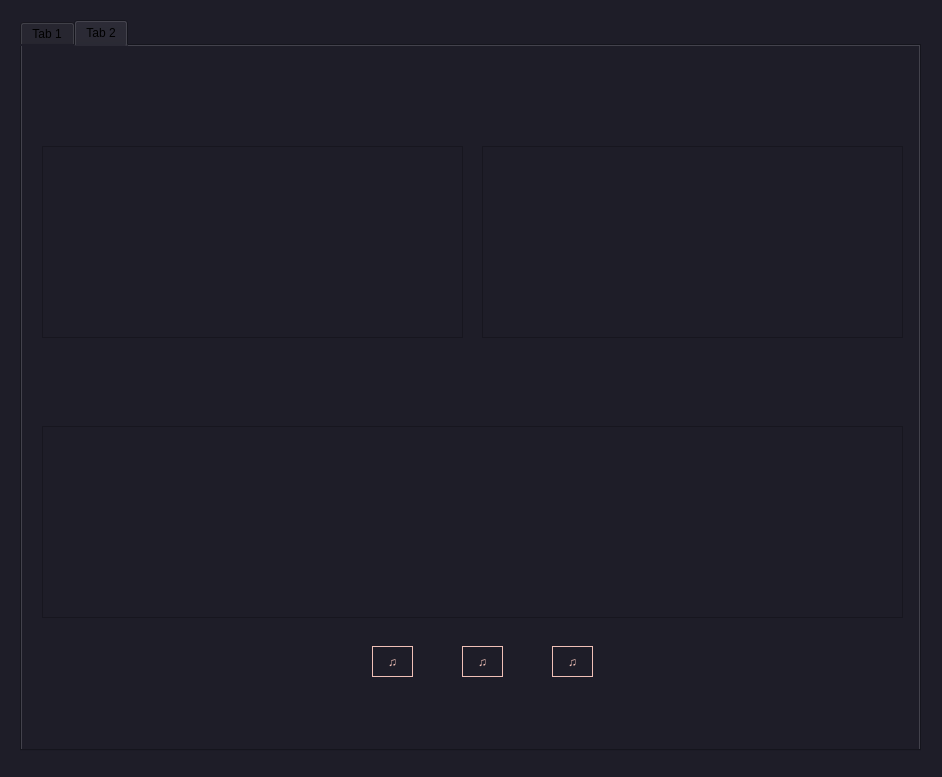
alaaosamaa/DSP-Task4, file ui.ui: the form before one commit.
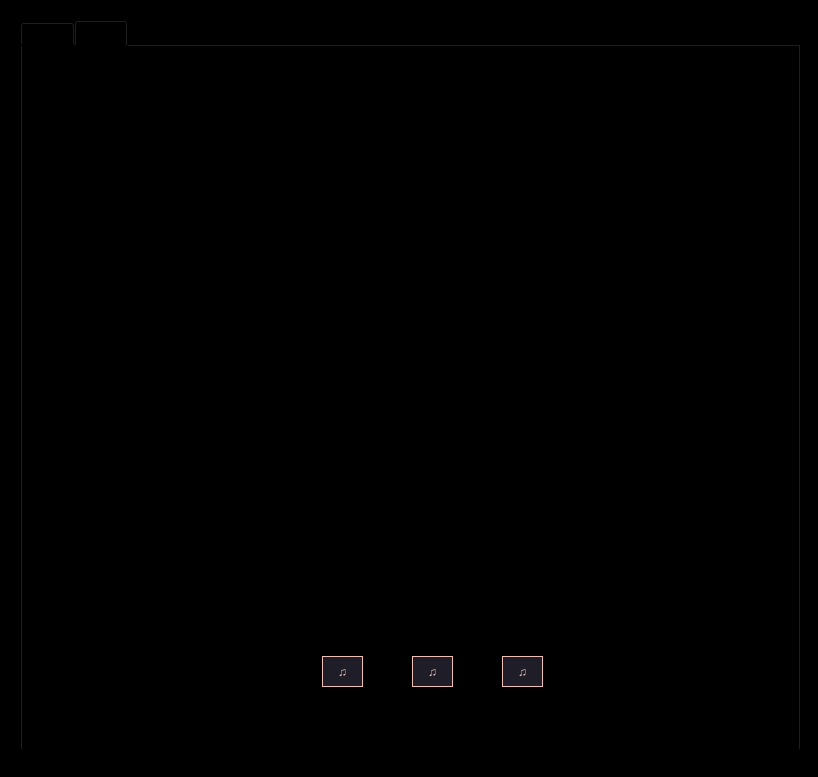
The form after the commit. The open tabs and pages were chosen to show the change. Custom widgets are drawn as their Qt base class.

What changed in the file:
```diff
--- a/ui.ui
+++ b/ui.ui
@@ -6,17 +6,430 @@
    <rect>
     <x>0</x>
     <y>0</y>
-    <width>942</width>
+    <width>818</width>
     <height>777</height>
    </rect>
   </property>
+  <property name="palette">
+   <palette>
+    <active>
+     <colorrole role="WindowText">
+      <brush brushstyle="SolidPattern">
+       <color alpha="255">
+        <red>255</red>
+        <green>255</green>
+        <blue>255</blue>
+       </color>
+      </brush>
+     </colorrole>
+     <colorrole role="Button">
+      <brush brushstyle="SolidPattern">
+       <color alpha="255">
+        <red>0</red>
+        <green>0</green>
+        <blue>0</blue>
+       </color>
+      </brush>
+     </colorrole>
+     <colorrole role="Light">
+      <brush brushstyle="SolidPattern">
+       <color alpha="255">
+        <red>0</red>
+        <green>0</green>
+        <blue>0</blue>
+       </color>
+      </brush>
+     </colorrole>
+     <colorrole role="Midlight">
+      <brush brushstyle="SolidPattern">
+       <color alpha="255">
+        <red>0</red>
+        <green>0</green>
+        <blue>0</blue>
+       </color>
+      </brush>
+     </colorrole>
+     <colorrole role="Dark">
+      <brush brushstyle="SolidPattern">
+       <color alpha="255">
+        <red>0</red>
+        <green>0</green>
+        <blue>0</blue>
+       </color>
+      </brush>
+     </colorrole>
+     <colorrole role="Mid">
+      <brush brushstyle="SolidPattern">
+       <color alpha="255">
+        <red>0</red>
+        <green>0</green>
+        <blue>0</blue>
+       </color>
+      </brush>
+     </colorrole>
+     <colorrole role="Text">
+      <brush brushstyle="SolidPattern">
+       <color alpha="255">
+        <red>255</red>
+        <green>255</green>
+        <blue>255</blue>
+       </color>
+      </brush>
+     </colorrole>
+     <colorrole role="BrightText">
+      <brush brushstyle="SolidPattern">
+       <color alpha="255">
+        <red>255</red>
+        <green>255</green>
+        <blue>255</blue>
+       </color>
+      </brush>
+     </colorrole>
+     <colorrole role="ButtonText">
+      <brush brushstyle="SolidPattern">
+       <color alpha="255">
+        <red>255</red>
+        <green>255</green>
+        <blue>255</blue>
+       </color>
+      </brush>
+     </colorrole>
+     <colorrole role="Base">
+      <brush brushstyle="SolidPattern">
+       <color alpha="255">
+        <red>0</red>
+        <green>0</green>
+        <blue>0</blue>
+       </color>
+      </brush>
+     </colorrole>
+     <colorrole role="Window">
+      <brush brushstyle="SolidPattern">
+       <color alpha="255">
+        <red>0</red>
+        <green>0</green>
+        <blue>0</blue>
+       </color>
+      </brush>
+     </colorrole>
+     <colorrole role="Shadow">
+      <brush brushstyle="SolidPattern">
+       <color alpha="255">
+        <red>0</red>
+        <green>0</green>
+        <blue>0</blue>
+       </color>
+      </brush>
+     </colorrole>
+     <colorrole role="AlternateBase">
+      <brush brushstyle="SolidPattern">
+       <color alpha="255">
+        <red>0</red>
+        <green>0</green>
+        <blue>0</blue>
+       </color>
+      </brush>
+     </colorrole>
+     <colorrole role="ToolTipBase">
+      <brush brushstyle="SolidPattern">
+       <color alpha="255">
+        <red>255</red>
+        <green>255</green>
+        <blue>220</blue>
+       </color>
+      </brush>
+     </colorrole>
+     <colorrole role="ToolTipText">
+      <brush brushstyle="SolidPattern">
+       <color alpha="255">
+        <red>0</red>
+        <green>0</green>
+        <blue>0</blue>
+       </color>
+      </brush>
+     </colorrole>
+    </active>
+    <inactive>
+     <colorrole role="WindowText">
+      <brush brushstyle="SolidPattern">
+       <color alpha="255">
+        <red>255</red>
+        <green>255</green>
+        <blue>255</blue>
+       </color>
+      </brush>
+     </colorrole>
+     <colorrole role="Button">
+      <brush brushstyle="SolidPattern">
+       <color alpha="255">
+        <red>0</red>
+        <green>0</green>
+        <blue>0</blue>
+       </color>
+      </brush>
+     </colorrole>
+     <colorrole role="Light">
+      <brush brushstyle="SolidPattern">
+       <color alpha="255">
+        <red>0</red>
+        <green>0</green>
+        <blue>0</blue>
+       </color>
+      </brush>
+     </colorrole>
+     <colorrole role="Midlight">
+      <brush brushstyle="SolidPattern">
+       <color alpha="255">
+        <red>0</red>
+        <green>0</green>
+        <blue>0</blue>
+       </color>
+      </brush>
+     </colorrole>
+     <colorrole role="Dark">
+      <brush brushstyle="SolidPattern">
+       <color alpha="255">
+        <red>0</red>
+        <green>0</green>
+        <blue>0</blue>
+       </color>
+      </brush>
+     </colorrole>
+     <colorrole role="Mid">
+      <brush brushstyle="SolidPattern">
+       <color alpha="255">
+        <red>0</red>
+        <green>0</green>
+        <blue>0</blue>
+       </color>
+      </brush>
+     </colorrole>
+     <colorrole role="Text">
+      <brush brushstyle="SolidPattern">
+       <color alpha="255">
+        <red>255</red>
+        <green>255</green>
+        <blue>255</blue>
+       </color>
+      </brush>
+     </colorrole>
+     <colorrole role="BrightText">
+      <brush brushstyle="SolidPattern">
+       <color alpha="255">
+        <red>255</red>
+        <green>255</green>
+        <blue>255</blue>
+       </color>
+      </brush>
+     </colorrole>
+     <colorrole role="ButtonText">
+      <brush brushstyle="SolidPattern">
+       <color alpha="255">
+        <red>255</red>
+        <green>255</green>
+        <blue>255</blue>
+       </color>
+      </brush>
+     </colorrole>
+     <colorrole role="Base">
+      <brush brushstyle="SolidPattern">
+       <color alpha="255">
+        <red>0</red>
+        <green>0</green>
+        <blue>0</blue>
+       </color>
+      </brush>
+     </colorrole>
+     <colorrole role="Window">
+      <brush brushstyle="SolidPattern">
+       <color alpha="255">
+        <red>0</red>
+        <green>0</green>
+        <blue>0</blue>
+       </color>
+      </brush>
+     </colorrole>
+     <colorrole role="Shadow">
+      <brush brushstyle="SolidPattern">
+       <color alpha="255">
+        <red>0</red>
+        <green>0</green>
+        <blue>0</blue>
+       </color>
+      </brush>
+     </colorrole>
+     <colorrole role="AlternateBase">
+      <brush brushstyle="SolidPattern">
+       <color alpha="255">
+        <red>0</red>
+        <green>0</green>
+        <blue>0</blue>
+       </color>
+      </brush>
+     </colorrole>
+     <colorrole role="ToolTipBase">
+      <brush brushstyle="SolidPattern">
+       <color alpha="255">
+        <red>255</red>
+        <green>255</green>
+        <blue>220</blue>
+       </color>
+      </brush>
+     </colorrole>
+     <colorrole role="ToolTipText">
+      <brush brushstyle="SolidPattern">
+       <color alpha="255">
+        <red>0</red>
+        <green>0</green>
+        <blue>0</blue>
+       </color>
+      </brush>
+     </colorrole>
+    </inactive>
+    <disabled>
+     <colorrole role="WindowText">
+      <brush brushstyle="SolidPattern">
+       <color alpha="255">
+        <red>0</red>
+        <green>0</green>
+        <blue>0</blue>
+       </color>
+      </brush>
+     </colorrole>
+     <colorrole role="Button">
+      <brush brushstyle="SolidPattern">
+       <color alpha="255">
+        <red>0</red>
+        <green>0</green>
+        <blue>0</blue>
+       </color>
+      </brush>
+     </colorrole>
+     <colorrole role="Light">
+      <brush brushstyle="SolidPattern">
+       <color alpha="255">
+        <red>0</red>
+        <green>0</green>
+        <blue>0</blue>
+       </color>
+      </brush>
+     </colorrole>
+     <colorrole role="Midlight">
+      <brush brushstyle="SolidPattern">
+       <color alpha="255">
+        <red>0</red>
+        <green>0</green>
+        <blue>0</blue>
+       </color>
+      </brush>
+     </colorrole>
+     <colorrole role="Dark">
+      <brush brushstyle="SolidPattern">
+       <color alpha="255">
+        <red>0</red>
+        <green>0</green>
+        <blue>0</blue>
+       </color>
+      </brush>
+     </colorrole>
+     <colorrole role="Mid">
+      <brush brushstyle="SolidPattern">
+       <color alpha="255">
+        <red>0</red>
+        <green>0</green>
+        <blue>0</blue>
+       </color>
+      </brush>
+     </colorrole>
+     <colorrole role="Text">
+      <brush brushstyle="SolidPattern">
+       <color alpha="255">
+        <red>0</red>
+        <green>0</green>
+        <blue>0</blue>
+       </color>
+      </brush>
+     </colorrole>
+     <colorrole role="BrightText">
+      <brush brushstyle="SolidPattern">
+       <color alpha="255">
+        <red>255</red>
+        <green>255</green>
+        <blue>255</blue>
+       </color>
+      </brush>
+     </colorrole>
+     <colorrole role="ButtonText">
+      <brush brushstyle="SolidPattern">
+       <color alpha="255">
+        <red>0</red>
+        <green>0</green>
+        <blue>0</blue>
+       </color>
+      </brush>
+     </colorrole>
+     <colorrole role="Base">
+      <brush brushstyle="SolidPattern">
+       <color alpha="255">
+        <red>0</red>
+        <green>0</green>
+        <blue>0</blue>
+       </color>
+      </brush>
+     </colorrole>
+     <colorrole role="Window">
+      <brush brushstyle="SolidPattern">
+       <color alpha="255">
+        <red>0</red>
+        <green>0</green>
+        <blue>0</blue>
+       </color>
+      </brush>
+     </colorrole>
+     <colorrole role="Shadow">
+      <brush brushstyle="SolidPattern">
+       <color alpha="255">
+        <red>0</red>
+        <green>0</green>
+        <blue>0</blue>
+       </color>
+      </brush>
+     </colorrole>
+     <colorrole role="AlternateBase">
+      <brush brushstyle="SolidPattern">
+       <color alpha="255">
+        <red>0</red>
+        <green>0</green>
+        <blue>0</blue>
+       </color>
+      </brush>
+     </colorrole>
+     <colorrole role="ToolTipBase">
+      <brush brushstyle="SolidPattern">
+       <color alpha="255">
+        <red>255</red>
+        <green>255</green>
+        <blue>220</blue>
+       </color>
+      </brush>
+     </colorrole>
+     <colorrole role="ToolTipText">
+      <brush brushstyle="SolidPattern">
+       <color alpha="255">
+        <red>0</red>
+        <green>0</green>
+        <blue>0</blue>
+       </color>
+      </brush>
+     </colorrole>
+    </disabled>
+   </palette>
+  </property>
   <property name="windowTitle">
    <string>MainWindow</string>
   </property>
   <property name="styleSheet">
-   <string notr="true">background-color: rgb(30, 29, 40);
-background-color: rgb(30, 29, 40);
-</string>
+   <string notr="true">color: rgb(0, 0, 0);</string>
   </property>
   <widget class="QWidget" name="centralwidget">
    <widget class="QTabWidget" name="tabWidget">
@@ -24,7 +437,7 @@
      <rect>
       <x>20</x>
       <y>20</y>
-      <width>901</width>
+      <width>781</width>
       <height>731</height>
      </rect>
     </property>
@@ -34,18 +447,18 @@
        <colorrole role="WindowText">
         <brush brushstyle="SolidPattern">
          <color alpha="255">
-          <red>255</red>
-          <green>255</green>
-          <blue>255</blue>
+          <red>0</red>
+          <green>0</green>
+          <blue>0</blue>
          </color>
         </brush>
        </colorrole>
        <colorrole role="Button">
         <brush brushstyle="SolidPattern">
          <color alpha="255">
-          <red>30</red>
-          <green>29</green>
-          <blue>40</blue>
+          <red>0</red>
+          <green>0</green>
+          <blue>0</blue>
          </color>
         </brush>
        </colorrole>
@@ -88,9 +501,9 @@
        <colorrole role="Text">
         <brush brushstyle="SolidPattern">
          <color alpha="255">
-          <red>255</red>
-          <green>255</green>
-          <blue>255</blue>
+          <red>0</red>
+          <green>0</green>
+          <blue>0</blue>
          </color>
         </brush>
        </colorrole>
@@ -106,27 +519,27 @@
        <colorrole role="ButtonText">
         <brush brushstyle="SolidPattern">
          <color alpha="255">
-          <red>255</red>
-          <green>255</green>
-          <blue>255</blue>
+          <red>0</red>
+          <green>0</green>
+          <blue>0</blue>
          </color>
         </brush>
        </colorrole>
        <colorrole role="Base">
         <brush brushstyle="SolidPattern">
          <color alpha="255">
-          <red>30</red>
-          <green>29</green>
-          <blue>40</blue>
+          <red>0</red>
+          <green>0</green>
+          <blue>0</blue>
          </color>
         </brush>
        </colorrole>
        <colorrole role="Window">
         <brush brushstyle="SolidPattern">
          <color alpha="255">
-          <red>30</red>
-          <green>29</green>
-          <blue>40</blue>
+          <red>0</red>
+          <green>0</green>
+          <blue>0</blue>
          </color>
         </brush>
        </colorrole>
@@ -171,18 +584,18 @@
        <colorrole role="WindowText">
         <brush brushstyle="SolidPattern">
          <color alpha="255">
-          <red>255</red>
-          <green>255</green>
-          <blue>255</blue>
+          <red>0</red>
+          <green>0</green>
+          <blue>0</blue>
          </color>
         </brush>
        </colorrole>
        <colorrole role="Button">
         <brush brushstyle="SolidPattern">
          <color alpha="255">
-          <red>30</red>
-          <green>29</green>
-          <blue>40</blue>
+          <red>0</red>
+          <green>0</green>
+          <blue>0</blue>
          </color>
         </brush>
        </colorrole>
@@ -225,9 +638,9 @@
        <colorrole role="Text">
         <brush brushstyle="SolidPattern">
          <color alpha="255">
-          <red>255</red>
-          <green>255</green>
-          <blue>255</blue>
+          <red>0</red>
+          <green>0</green>
+          <blue>0</blue>
          </color>
         </brush>
        </colorrole>
@@ -243,27 +656,27 @@
        <colorrole role="ButtonText">
         <brush brushstyle="SolidPattern">
          <color alpha="255">
-          <red>255</red>
-          <green>255</green>
-          <blue>255</blue>
+          <red>0</red>
+          <green>0</green>
+          <blue>0</blue>
          </color>
         </brush>
        </colorrole>
        <colorrole role="Base">
         <brush brushstyle="SolidPattern">
          <color alpha="255">
-          <red>30</red>
-          <green>29</green>
-          <blue>40</blue>
+          <red>0</red>
+          <green>0</green>
+          <blue>0</blue>
          </color>
         </brush>
        </colorrole>
        <colorrole role="Window">
         <brush brushstyle="SolidPattern">
          <color alpha="255">
-          <red>30</red>
-          <green>29</green>
-          <blue>40</blue>
+          <red>0</red>
+          <green>0</green>
+          <blue>0</blue>
          </color>
         </brush>
        </colorrole>
@@ -308,18 +721,18 @@
        <colorrole role="WindowText">
         <brush brushstyle="SolidPattern">
          <color alpha="255">
-          <red>24</red>
-          <green>26</green>
-          <blue>27</blue>
+          <red>0</red>
+          <green>0</green>
+          <blue>0</blue>
          </color>
         </brush>
        </colorrole>
        <colorrole role="Button">
         <brush brushstyle="SolidPattern">
          <color alpha="255">
-          <red>30</red>
-          <green>29</green>
-          <blue>40</blue>
+          <red>0</red>
+          <green>0</green>
+          <blue>0</blue>
          </color>
         </brush>
        </colorrole>
@@ -362,9 +775,9 @@
        <colorrole role="Text">
         <brush brushstyle="SolidPattern">
          <color alpha="255">
-          <red>24</red>
-          <green>26</green>
-          <blue>27</blue>
+          <red>0</red>
+          <green>0</green>
+          <blue>0</blue>
          </color>
         </brush>
        </colorrole>
@@ -380,27 +793,27 @@
        <colorrole role="ButtonText">
         <brush brushstyle="SolidPattern">
          <color alpha="255">
-          <red>24</red>
-          <green>26</green>
-          <blue>27</blue>
+          <red>0</red>
+          <green>0</green>
+          <blue>0</blue>
          </color>
         </brush>
        </colorrole>
        <colorrole role="Base">
         <brush brushstyle="SolidPattern">
          <color alpha="255">
-          <red>30</red>
-          <green>29</green>
-          <blue>40</blue>
+          <red>0</red>
+          <green>0</green>
+          <blue>0</blue>
          </color>
         </brush>
        </colorrole>
        <colorrole role="Window">
         <brush brushstyle="SolidPattern">
          <color alpha="255">
-          <red>30</red>
-          <green>29</green>
-          <blue>40</blue>
+          <red>0</red>
+          <green>0</green>
+          <blue>0</blue>
          </color>
         </brush>
        </colorrole>
@@ -443,6 +856,10 @@
       </disabled>
      </palette>
     </property>
+    <property name="styleSheet">
+     <string notr="true">color: rgb(0, 0, 0);
+background-color: rgb(0, 0, 0);</string>
+    </property>
     <property name="currentIndex">
      <number>1</number>
     </property>
@@ -1000,381 +1417,11 @@
      <attribute name="title">
       <string>Tab 2</string>
      </attribute>
-     <widget class="PlotWidget" name="song2">
-      <property name="geometry">
-       <rect>
-        <x>460</x>
-        <y>100</y>
-        <width>421</width>
-        <height>192</height>
-       </rect>
-      </property>
-      <property name="palette">
-       <palette>
-        <active>
-         <colorrole role="WindowText">
-          <brush brushstyle="SolidPattern">
-           <color alpha="255">
-            <red>0</red>
-            <green>0</green>
-            <blue>0</blue>
-           </color>
-          </brush>
-         </colorrole>
-         <colorrole role="Button">
-          <brush brushstyle="SolidPattern">
-           <color alpha="255">
-            <red>30</red>
-            <green>29</green>
-            <blue>40</blue>
-           </color>
-          </brush>
-         </colorrole>
-         <colorrole role="Text">
-          <brush brushstyle="SolidPattern">
-           <color alpha="255">
-            <red>0</red>
-            <green>0</green>
-            <blue>0</blue>
-           </color>
-          </brush>
-         </colorrole>
-         <colorrole role="ButtonText">
-          <brush brushstyle="SolidPattern">
-           <color alpha="255">
-            <red>0</red>
-            <green>0</green>
-            <blue>0</blue>
-           </color>
-          </brush>
-         </colorrole>
-         <colorrole role="Base">
-          <brush brushstyle="SolidPattern">
-           <color alpha="255">
-            <red>30</red>
-            <green>29</green>
-            <blue>40</blue>
-           </color>
-          </brush>
-         </colorrole>
-         <colorrole role="Window">
-          <brush brushstyle="SolidPattern">
-           <color alpha="255">
-            <red>30</red>
-            <green>29</green>
-            <blue>40</blue>
-           </color>
-          </brush>
-         </colorrole>
-        </active>
-        <inactive>
-         <colorrole role="WindowText">
-          <brush brushstyle="SolidPattern">
-           <color alpha="255">
-            <red>0</red>
-            <green>0</green>
-            <blue>0</blue>
-           </color>
-          </brush>
-         </colorrole>
-         <colorrole role="Button">
-          <brush brushstyle="SolidPattern">
-           <color alpha="255">
-            <red>30</red>
-            <green>29</green>
-            <blue>40</blue>
-           </color>
-          </brush>
-         </colorrole>
-         <colorrole role="Text">
-          <brush brushstyle="SolidPattern">
-           <color alpha="255">
-            <red>0</red>
-            <green>0</green>
-            <blue>0</blue>
-           </color>
-          </brush>
-         </colorrole>
-         <colorrole role="ButtonText">
-          <brush brushstyle="SolidPattern">
-           <color alpha="255">
-            <red>0</red>
-            <green>0</green>
-            <blue>0</blue>
-           </color>
-          </brush>
-         </colorrole>
-         <colorrole role="Base">
-          <brush brushstyle="SolidPattern">
-           <color alpha="255">
-            <red>30</red>
-            <green>29</green>
-            <blue>40</blue>
-           </color>
-          </brush>
-         </colorrole>
-         <colorrole role="Window">
-          <brush brushstyle="SolidPattern">
-           <color alpha="255">
-            <red>30</red>
-            <green>29</green>
-            <blue>40</blue>
-           </color>
-          </brush>
-         </colorrole>
-        </inactive>
-        <disabled>
-         <colorrole role="WindowText">
-          <brush brushstyle="SolidPattern">
-           <color alpha="255">
-            <red>0</red>
-            <green>0</green>
-            <blue>0</blue>
-           </color>
-          </brush>
-         </colorrole>
-         <colorrole role="Button">
-          <brush brushstyle="SolidPattern">
-           <color alpha="255">
-            <red>30</red>
-            <green>29</green>
-            <blue>40</blue>
-           </color>
-          </brush>
-         </colorrole>
-         <colorrole role="Text">
-          <brush brushstyle="SolidPattern">
-           <color alpha="255">
-            <red>0</red>
-            <green>0</green>
-            <blue>0</blue>
-           </color>
-          </brush>
-         </colorrole>
-         <colorrole role="ButtonText">
-          <brush brushstyle="SolidPattern">
-           <color alpha="255">
-            <red>0</red>
-            <green>0</green>
-            <blue>0</blue>
-           </color>
-          </brush>
-         </colorrole>
-         <colorrole role="Base">
-          <brush brushstyle="SolidPattern">
-           <color alpha="255">
-            <red>30</red>
-            <green>29</green>
-            <blue>40</blue>
-           </color>
-          </brush>
-         </colorrole>
-         <colorrole role="Window">
-          <brush brushstyle="SolidPattern">
-           <color alpha="255">
-            <red>30</red>
-            <green>29</green>
-            <blue>40</blue>
-           </color>
-          </brush>
-         </colorrole>
-        </disabled>
-       </palette>
-      </property>
-      <property name="styleSheet">
-       <string notr="true"/>
-      </property>
-     </widget>
-     <widget class="PlotWidget" name="mixedsong">
-      <property name="geometry">
-       <rect>
-        <x>20</x>
-        <y>380</y>
-        <width>861</width>
-        <height>192</height>
-       </rect>
-      </property>
-      <property name="palette">
-       <palette>
-        <active>
-         <colorrole role="WindowText">
-          <brush brushstyle="SolidPattern">
-           <color alpha="255">
-            <red>0</red>
-            <green>0</green>
-            <blue>0</blue>
-           </color>
-          </brush>
-         </colorrole>
-         <colorrole role="Button">
-          <brush brushstyle="SolidPattern">
-           <color alpha="255">
-            <red>30</red>
-            <green>29</green>
-            <blue>40</blue>
-           </color>
-          </brush>
-         </colorrole>
-         <colorrole role="Text">
-          <brush brushstyle="SolidPattern">
-           <color alpha="255">
-            <red>0</red>
-            <green>0</green>
-            <blue>0</blue>
-           </color>
-          </brush>
-         </colorrole>
-         <colorrole role="ButtonText">
-          <brush brushstyle="SolidPattern">
-           <color alpha="255">
-            <red>0</red>
-            <green>0</green>
-            <blue>0</blue>
-           </color>
-          </brush>
-         </colorrole>
-         <colorrole role="Base">
-          <brush brushstyle="SolidPattern">
-           <color alpha="255">
-            <red>30</red>
-            <green>29</green>
-            <blue>40</blue>
-           </color>
-          </brush>
-         </colorrole>
-         <colorrole role="Window">
-          <brush brushstyle="SolidPattern">
-           <color alpha="255">
-            <red>30</red>
-            <green>29</green>
-            <blue>40</blue>
-           </color>
-          </brush>
-         </colorrole>
-        </active>
-        <inactive>
-         <colorrole role="WindowText">
-          <brush brushstyle="SolidPattern">
-           <color alpha="255">
-            <red>0</red>
-            <green>0</green>
-            <blue>0</blue>
-           </color>
-          </brush>
-         </colorrole>
-         <colorrole role="Button">
-          <brush brushstyle="SolidPattern">
-           <color alpha="255">
-            <red>30</red>
-            <green>29</green>
-            <blue>40</blue>
-           </color>
-          </brush>
-         </colorrole>
-         <colorrole role="Text">
-          <brush brushstyle="SolidPattern">
-           <color alpha="255">
-            <red>0</red>
-            <green>0</green>
-            <blue>0</blue>
-           </color>
-          </brush>
-         </colorrole>
-         <colorrole role="ButtonText">
-          <brush brushstyle="SolidPattern">
-           <color alpha="255">
-            <red>0</red>
-            <green>0</green>
-            <blue>0</blue>
-           </color>
-          </brush>
-         </colorrole>
-         <colorrole role="Base">
-          <brush brushstyle="SolidPattern">
-           <color alpha="255">
-            <red>30</red>
-            <green>29</green>
-            <blue>40</blue>
-           </color>
-          </brush>
-         </colorrole>
-         <colorrole role="Window">
-          <brush brushstyle="SolidPattern">
-           <color alpha="255">
-            <red>30</red>
-            <green>29</green>
-            <blue>40</blue>
-           </color>
-          </brush>
-         </colorrole>
-        </inactive>
-        <disabled>
-         <colorrole role="WindowText">
-          <brush brushstyle="SolidPattern">
-           <color alpha="255">
-            <red>0</red>
-            <green>0</green>
-            <blue>0</blue>
-           </color>
-          </brush>
-         </colorrole>
-         <colorrole role="Button">
-          <brush brushstyle="SolidPattern">
-           <color alpha="255">
-            <red>30</red>
-            <green>29</green>
-            <blue>40</blue>
-           </color>
-          </brush>
-         </colorrole>
-         <colorrole role="Text">
-          <brush brushstyle="SolidPattern">
-           <color alpha="255">
-            <red>0</red>
-            <green>0</green>
-            <blue>0</blue>
-           </color>
-          </brush>
-         </colorrole>
-         <colorrole role="ButtonText">
-          <brush brushstyle="SolidPattern">
-           <color alpha="255">
-            <red>0</red>
-            <green>0</green>
-            <blue>0</blue>
-           </color>
-          </brush>
-         </colorrole>
-         <colorrole role="Base">
-          <brush brushstyle="SolidPattern">
-           <color alpha="255">
-            <red>30</red>
-            <green>29</green>
-            <blue>40</blue>
-           </color>
-          </brush>
-         </colorrole>
-         <colorrole role="Window">
-          <brush brushstyle="SolidPattern">
-           <color alpha="255">
-            <red>30</red>
-            <green>29</green>
-            <blue>40</blue>
-           </color>
-          </brush>
-         </colorrole>
-        </disabled>
-       </palette>
-      </property>
-      <property name="styleSheet">
-       <string notr="true"/>
-      </property>
-     </widget>
      <widget class="QPushButton" name="Play">
       <property name="geometry">
        <rect>
-        <x>440</x>
-        <y>600</y>
+        <x>390</x>
+        <y>610</y>
         <width>41</width>
         <height>31</height>
        </rect>
@@ -1577,8 +1624,8 @@
      <widget class="QPushButton" name="Stop">
       <property name="geometry">
        <rect>
-        <x>530</x>
-        <y>600</y>
+        <x>480</x>
+        <y>610</y>
         <width>41</width>
         <height>31</height>
        </rect>
@@ -1781,8 +1828,8 @@
      <widget class="QPushButton" name="Pause">
       <property name="geometry">
        <rect>
-        <x>350</x>
-        <y>600</y>
+        <x>300</x>
+        <y>610</y>
         <width>41</width>
         <height>31</height>
        </rect>
@@ -1985,10 +2032,10 @@
      <widget class="PlotWidget" name="song1">
       <property name="geometry">
        <rect>
-        <x>20</x>
-        <y>100</y>
-        <width>421</width>
-        <height>192</height>
+        <x>70</x>
+        <y>30</y>
+        <width>311</width>
+        <height>271</height>
        </rect>
       </property>
       <property name="palette">
@@ -2006,9 +2053,9 @@
          <colorrole role="Button">
           <brush brushstyle="SolidPattern">
            <color alpha="255">
-            <red>30</red>
-            <green>29</green>
-            <blue>40</blue>
+            <red>0</red>
+            <green>0</green>
+            <blue>0</blue>
            </color>
           </brush>
          </colorrole>
@@ -2033,18 +2080,18 @@
          <colorrole role="Base">
           <brush brushstyle="SolidPattern">
            <color alpha="255">
-            <red>30</red>
-            <green>29</green>
-            <blue>40</blue>
+            <red>0</red>
+            <green>0</green>
+            <blue>0</blue>
            </color>
           </brush>
          </colorrole>
          <colorrole role="Window">
           <brush brushstyle="SolidPattern">
            <color alpha="255">
-            <red>30</red>
-            <green>29</green>
-            <blue>40</blue>
+            <red>0</red>
+            <green>0</green>
+            <blue>0</blue>
            </color>
           </brush>
          </colorrole>
@@ -2062,9 +2109,9 @@
          <colorrole role="Button">
           <brush brushstyle="SolidPattern">
            <color alpha="255">
-            <red>30</red>
-            <green>29</green>
-            <blue>40</blue>
+            <red>0</red>
+            <green>0</green>
+            <blue>0</blue>
            </color>
           </brush>
          </colorrole>
@@ -2089,18 +2136,18 @@
          <colorrole role="Base">
           <brush brushstyle="SolidPattern">
            <color alpha="255">
-            <red>30</red>
-            <green>29</green>
-            <blue>40</blue>
+            <red>0</red>
+            <green>0</green>
+            <blue>0</blue>
            </color>
           </brush>
          </colorrole>
          <colorrole role="Window">
           <brush brushstyle="SolidPattern">
            <color alpha="255">
-            <red>30</red>
-            <green>29</green>
-            <blue>40</blue>
+            <red>0</red>
+            <green>0</green>
+            <blue>0</blue>
            </color>
           </brush>
          </colorrole>
@@ -2118,9 +2165,9 @@
          <colorrole role="Button">
           <brush brushstyle="SolidPattern">
            <color alpha="255">
-            <red>30</red>
-            <green>29</green>
-            <blue>40</blue>
+            <red>0</red>
+            <green>0</green>
+            <blue>0</blue>
            </color>
           </brush>
          </colorrole>
@@ -2145,18 +2192,388 @@
          <colorrole role="Base">
           <brush brushstyle="SolidPattern">
            <color alpha="255">
-            <red>30</red>
-            <green>29</green>
-            <blue>40</blue>
+            <red>0</red>
+            <green>0</green>
+            <blue>0</blue>
            </color>
           </brush>
          </colorrole>
          <colorrole role="Window">
           <brush brushstyle="SolidPattern">
            <color alpha="255">
-            <red>30</red>
-            <green>29</green>
-            <blue>40</blue>
+            <red>0</red>
+            <green>0</green>
+            <blue>0</blue>
+           </color>
+          </brush>
+         </colorrole>
+        </disabled>
+       </palette>
+      </property>
+      <property name="styleSheet">
+       <string notr="true"/>
+      </property>
+     </widget>
+     <widget class="PlotWidget" name="song2">
+      <property name="geometry">
+       <rect>
+        <x>410</x>
+        <y>30</y>
+        <width>311</width>
+        <height>271</height>
+       </rect>
+      </property>
+      <property name="palette">
+       <palette>
+        <active>
+         <colorrole role="WindowText">
+          <brush brushstyle="SolidPattern">
+           <color alpha="255">
+            <red>0</red>
+            <green>0</green>
+            <blue>0</blue>
+           </color>
+          </brush>
+         </colorrole>
+         <colorrole role="Button">
+          <brush brushstyle="SolidPattern">
+           <color alpha="255">
+            <red>0</red>
+            <green>0</green>
+            <blue>0</blue>
+           </color>
+          </brush>
+         </colorrole>
+         <colorrole role="Text">
+          <brush brushstyle="SolidPattern">
+           <color alpha="255">
+            <red>0</red>
+            <green>0</green>
+            <blue>0</blue>
+           </color>
+          </brush>
+         </colorrole>
+         <colorrole role="ButtonText">
+          <brush brushstyle="SolidPattern">
+           <color alpha="255">
+            <red>0</red>
+            <green>0</green>
+            <blue>0</blue>
+           </color>
+          </brush>
+         </colorrole>
+         <colorrole role="Base">
+          <brush brushstyle="SolidPattern">
+           <color alpha="255">
+            <red>0</red>
+            <green>0</green>
+            <blue>0</blue>
+           </color>
+          </brush>
+         </colorrole>
+         <colorrole role="Window">
+          <brush brushstyle="SolidPattern">
+           <color alpha="255">
+            <red>0</red>
+            <green>0</green>
+            <blue>0</blue>
+           </color>
+          </brush>
+         </colorrole>
+        </active>
+        <inactive>
+         <colorrole role="WindowText">
+          <brush brushstyle="SolidPattern">
+           <color alpha="255">
+            <red>0</red>
+            <green>0</green>
+            <blue>0</blue>
+           </color>
+          </brush>
+         </colorrole>
+         <colorrole role="Button">
+          <brush brushstyle="SolidPattern">
+           <color alpha="255">
+            <red>0</red>
+            <green>0</green>
+            <blue>0</blue>
+           </color>
+          </brush>
+         </colorrole>
+         <colorrole role="Text">
+          <brush brushstyle="SolidPattern">
+           <color alpha="255">
+            <red>0</red>
+            <green>0</green>
+            <blue>0</blue>
+           </color>
+          </brush>
+         </colorrole>
+         <colorrole role="ButtonText">
+          <brush brushstyle="SolidPattern">
+           <color alpha="255">
+            <red>0</red>
+            <green>0</green>
+            <blue>0</blue>
+           </color>
+          </brush>
+         </colorrole>
+         <colorrole role="Base">
+          <brush brushstyle="SolidPattern">
+           <color alpha="255">
+            <red>0</red>
+            <green>0</green>
+            <blue>0</blue>
+           </color>
+          </brush>
+         </colorrole>
+         <colorrole role="Window">
+          <brush brushstyle="SolidPattern">
+           <color alpha="255">
+            <red>0</red>
+            <green>0</green>
+            <blue>0</blue>
+           </color>
+          </brush>
+         </colorrole>
+        </inactive>
+        <disabled>
+         <colorrole role="WindowText">
+          <brush brushstyle="SolidPattern">
+           <color alpha="255">
+            <red>0</red>
+            <green>0</green>
+            <blue>0</blue>
+           </color>
+          </brush>
+         </colorrole>
+         <colorrole role="Button">
+          <brush brushstyle="SolidPattern">
+           <color alpha="255">
+            <red>0</red>
+            <green>0</green>
+            <blue>0</blue>
+           </color>
+          </brush>
+         </colorrole>
+         <colorrole role="Text">
+          <brush brushstyle="SolidPattern">
+           <color alpha="255">
+            <red>0</red>
+            <green>0</green>
+            <blue>0</blue>
+           </color>
+          </brush>
+         </colorrole>
+         <colorrole role="ButtonText">
+          <brush brushstyle="SolidPattern">
+           <color alpha="255">
+            <red>0</red>
+            <green>0</green>
+            <blue>0</blue>
+           </color>
+          </brush>
+         </colorrole>
+         <colorrole role="Base">
+          <brush brushstyle="SolidPattern">
+           <color alpha="255">
+            <red>0</red>
+            <green>0</green>
+            <blue>0</blue>
+           </color>
+          </brush>
+         </colorrole>
+         <colorrole role="Window">
+          <brush brushstyle="SolidPattern">
+           <color alpha="255">
+            <red>0</red>
+            <green>0</green>
+            <blue>0</blue>
+           </color>
+          </brush>
+         </colorrole>
+        </disabled>
+       </palette>
+      </property>
+      <property name="styleSheet">
+       <string notr="true"/>
+      </property>
+     </widget>
+     <widget class="PlotWidget" name="mixedsong">
+      <property name="geometry">
+       <rect>
+        <x>250</x>
+        <y>320</y>
+        <width>311</width>
+        <height>271</height>
+       </rect>
+      </property>
+      <property name="palette">
+       <palette>
+        <active>
+         <colorrole role="WindowText">
+          <brush brushstyle="SolidPattern">
+           <color alpha="255">
+            <red>0</red>
+            <green>0</green>
+            <blue>0</blue>
+           </color>
+          </brush>
+         </colorrole>
+         <colorrole role="Button">
+          <brush brushstyle="SolidPattern">
+           <color alpha="255">
+            <red>0</red>
+            <green>0</green>
+            <blue>0</blue>
+           </color>
+          </brush>
+         </colorrole>
+         <colorrole role="Text">
+          <brush brushstyle="SolidPattern">
+           <color alpha="255">
+            <red>0</red>
+            <green>0</green>
+            <blue>0</blue>
+           </color>
+          </brush>
+         </colorrole>
+         <colorrole role="ButtonText">
+          <brush brushstyle="SolidPattern">
+           <color alpha="255">
+            <red>0</red>
+            <green>0</green>
+            <blue>0</blue>
+           </color>
+          </brush>
+         </colorrole>
+         <colorrole role="Base">
+          <brush brushstyle="SolidPattern">
+           <color alpha="255">
+            <red>0</red>
+            <green>0</green>
+            <blue>0</blue>
+           </color>
+          </brush>
+         </colorrole>
+         <colorrole role="Window">
+          <brush brushstyle="SolidPattern">
+           <color alpha="255">
+            <red>0</red>
+            <green>0</green>
+            <blue>0</blue>
+           </color>
+          </brush>
+         </colorrole>
+        </active>
+        <inactive>
+         <colorrole role="WindowText">
+          <brush brushstyle="SolidPattern">
+           <color alpha="255">
+            <red>0</red>
+            <green>0</green>
+            <blue>0</blue>
+           </color>
+          </brush>
+         </colorrole>
+         <colorrole role="Button">
+          <brush brushstyle="SolidPattern">
+           <color alpha="255">
+            <red>0</red>
+            <green>0</green>
+            <blue>0</blue>
+           </color>
+          </brush>
+         </colorrole>
+         <colorrole role="Text">
+          <brush brushstyle="SolidPattern">
+           <color alpha="255">
+            <red>0</red>
+            <green>0</green>
+            <blue>0</blue>
+           </color>
+          </brush>
+         </colorrole>
+         <colorrole role="ButtonText">
+          <brush brushstyle="SolidPattern">
+           <color alpha="255">
+            <red>0</red>
+            <green>0</green>
+            <blue>0</blue>
+           </color>
+          </brush>
+         </colorrole>
+         <colorrole role="Base">
+          <brush brushstyle="SolidPattern">
+           <color alpha="255">
+            <red>0</red>
+            <green>0</green>
+            <blue>0</blue>
+           </color>
+          </brush>
+         </colorrole>
+         <colorrole role="Window">
+          <brush brushstyle="SolidPattern">
+           <color alpha="255">
+            <red>0</red>
+            <green>0</green>
+            <blue>0</blue>
+           </color>
+          </brush>
+         </colorrole>
+        </inactive>
+        <disabled>
+         <colorrole role="WindowText">
+          <brush brushstyle="SolidPattern">
+           <color alpha="255">
+            <red>0</red>
+            <green>0</green>
+            <blue>0</blue>
+           </color>
+          </brush>
+         </colorrole>
+         <colorrole role="Button">
+          <brush brushstyle="SolidPattern">
+           <color alpha="255">
+            <red>0</red>
+            <green>0</green>
+            <blue>0</blue>
+           </color>
+          </brush>
+         </colorrole>
+         <colorrole role="Text">
+          <brush brushstyle="SolidPattern">
+           <color alpha="255">
+            <red>0</red>
+            <green>0</green>
+            <blue>0</blue>
+           </color>
+          </brush>
+         </colorrole>
+         <colorrole role="ButtonText">
+          <brush brushstyle="SolidPattern">
+           <color alpha="255">
+            <red>0</red>
+            <green>0</green>
+            <blue>0</blue>
+           </color>
+          </brush>
+         </colorrole>
+         <colorrole role="Base">
+          <brush brushstyle="SolidPattern">
+           <color alpha="255">
+            <red>0</red>
+            <green>0</green>
+            <blue>0</blue>
+           </color>
+          </brush>
+         </colorrole>
+         <colorrole role="Window">
+          <brush brushstyle="SolidPattern">
+           <color alpha="255">
+            <red>0</red>
+            <green>0</green>
+            <blue>0</blue>
            </color>
           </brush>
          </colorrole>
```
Left out of the diff: 40 changed lines with no effect on the pictures.
